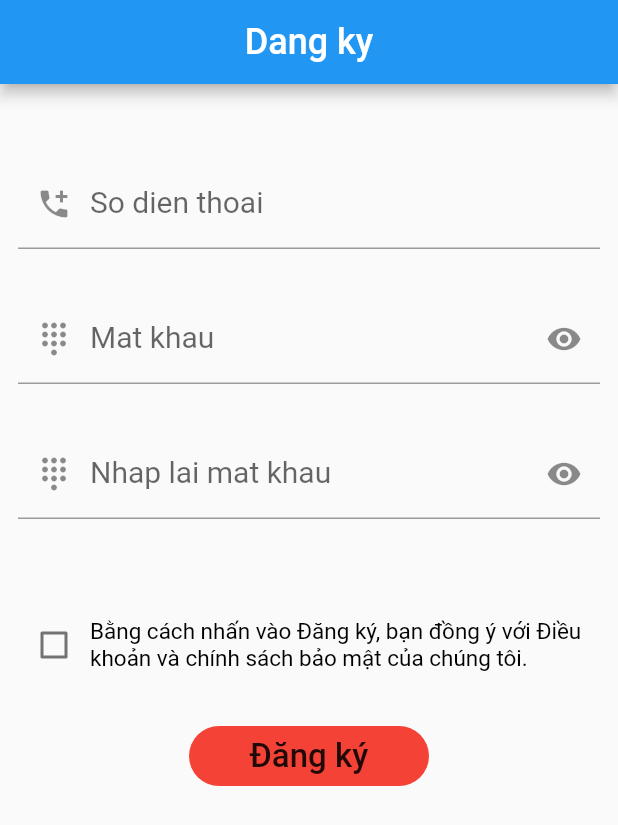
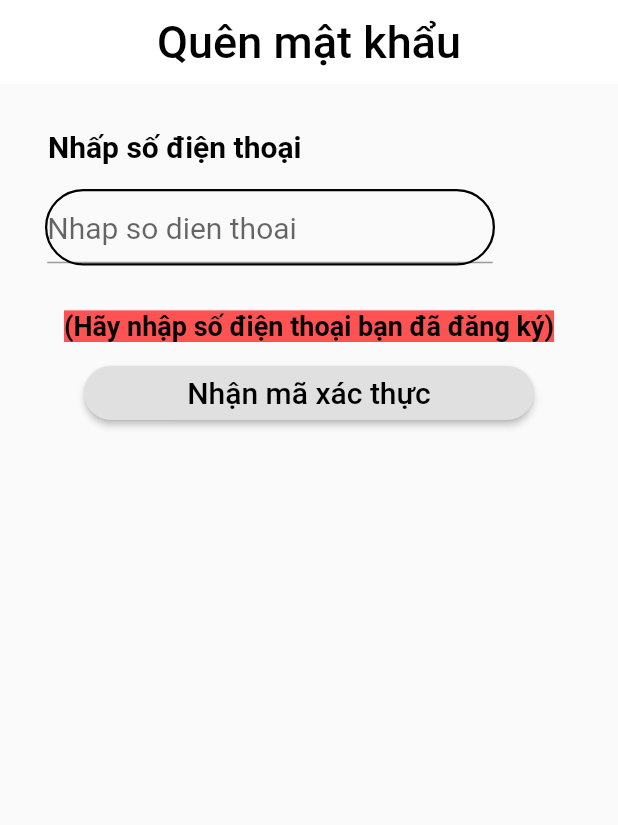
Before and after one commit to TruongTuanNghia/hosoungvien_mobile, a Flutter app: the screen it shows after launch, on a phone screen of 412 x 824 dp. Shown: the top 825 px of the screen. Run offline on Flutter 3.47's test engine with Material 2 defaults, Android fonts, the phone set to English and light mode, and no system bars.

Commit message:
no message

```diff
--- /dev/null
+++ b/ho_so_ung_vien/lib/Lay_Lai_Tai_Khoan.dart
@@ -0,0 +1,86 @@
+import 'package:flutter/cupertino.dart';
+import 'package:flutter/material.dart';
+
+class LayLaiTaiKhoan extends StatefulWidget{
+  @override
+  State<StatefulWidget> createState() {
+    // TODO: implement createState
+    return LayLaiTaiKhoanState();
+  }
+}
+
+class LayLaiTaiKhoanState extends State<LayLaiTaiKhoan>{
+  @override
+  Widget build(BuildContext context) {
+    // TODO: implement build
+    final txt_Nhap_So_Dien_hoai= new TextField(
+      decoration: InputDecoration(
+        hintStyle: TextStyle(fontSize: 20),
+        hintText: 'Nhap so dien thoai',
+      ),
+    );
+    final btnLayMatKhau= new RaisedButton(
+        onPressed: layMatKhau,
+            child: Text('Nhận mã xác thực',style: TextStyle(fontSize: 20,color: Colors.black)),
+      shape: RoundedRectangleBorder(
+          borderRadius: BorderRadius.all(Radius.circular(30))),
+    );
+    return Scaffold(
+      appBar: AppBar(
+        title: Text("Quên mật khẩu",textAlign: TextAlign.center,style: TextStyle(color: Colors.black,fontSize: 30)),
+        centerTitle: true,
+        backgroundColor: Colors.white,
+        elevation: 0.0,
+      ),
+      body: Column(
+       // mainAxisAlignment: MainAxisAlignment.center,
+        children: <Widget>[
+          Row(
+            children: <Widget>[
+              Container(
+                margin: EdgeInsets.only(left: 27,top: 30),
+                  child: Text(" Nhấp số điện thoại ",style: TextStyle(color:Colors.black,fontSize: 20,fontWeight: FontWeight.bold,))
+              ),
+            ],
+          ),
+          Row(
+            children: <Widget>[
+              Container(
+                decoration: BoxDecoration(
+                  border: Border.all(width: 1.5),
+                    borderRadius: BorderRadius.all(Radius.circular(100))
+                ),
+                margin: EdgeInsets.only(left: 30,right: 30,top: 17),
+                width: 300,
+                child: txt_Nhap_So_Dien_hoai,
+              )
+            ],
+          ),
+          Row(
+            mainAxisAlignment: MainAxisAlignment.center,
+            children: <Widget>[
+              Container(
+                margin: EdgeInsets.only(top: 30),
+                child: Text('(Hãy nhập số điện thoại bạn đã đăng ký)',
+                    style: TextStyle(color: Colors.black,fontSize: 18,fontWeight: FontWeight.bold,backgroundColor: Colors.redAccent)),
+              )
+            ],
+          ),
+          Row(
+            mainAxisAlignment: MainAxisAlignment.center,
+            children: <Widget>[
+              Container(
+                width: 300,
+                margin: EdgeInsets.only(top: 10),
+                child: btnLayMatKhau,
+              )
+            ],
+          )
+        ],
+      ),
+    );
+  }
+  void layMatKhau(){
+
+  }
+}
--- a/ho_so_ung_vien/lib/Login_Screen.dart
+++ b/ho_so_ung_vien/lib/Login_Screen.dart
@@ -71,6 +71,7 @@ class LoginAppState extends State<LoginApp> {
       obscureText: _iconshow,
       controller: _txtMat_Khau,
     );
+
     final _btn_Dang_Nhap = new RaisedButton(
         onPressed: _Dang_Nhap,
         child: Text(
@@ -192,7 +193,7 @@ class LoginAppState extends State<LoginApp> {
                 content: Text('Mat khau khong chinh xac'),
                 actions: <Widget>[
                   FlatButton(
-                      onPressed: () {
+                      onPressed:() {
                         Navigator.pop(context);
                       },
                       child: Text('OK'))
@@ -201,7 +202,6 @@ class LoginAppState extends State<LoginApp> {
             })
         );
       else{
-
         Login_Api_para();
       }
     }
@@ -209,6 +209,4 @@ class LoginAppState extends State<LoginApp> {
   void _SDang_Ky(){
     Navigator.push(context, MaterialPageRoute(builder: (context)=>Dang_Ky()));
   }
-
-
 }
--- a/ho_so_ung_vien/lib/Model_Api/DoLogin.dart
+++ b/ho_so_ung_vien/lib/Model_Api/DoLogin.dart
@@ -38,9 +38,10 @@ class Data{
   Future<DoLogin> Login_Api(
       http.Client client, Map<String, dynamic> para) async {
     final response = await client.post(Url_DoLogin,
-        headers: {
-          HttpHeaders.contentTypeHeader: 'application/json',
-        },body: para);
+        //headers: {
+       //   HttpHeaders.contentTypeHeader: 'application/json',
+       // },
+        body: para);
     if (response.statusCode == 200) {
      final responseBody = await json.decode(response.body);
      return DoLogin.fromJson(responseBody);
--- a/ho_so_ung_vien/lib/main.dart
+++ b/ho_so_ung_vien/lib/main.dart
@@ -1,6 +1,7 @@
 import 'package:flutter/material.dart';
 import 'package:ho_so_ung_vien/Dang_Ky.dart';
 import 'package:ho_so_ung_vien/Get_All_Login_Screen.dart';
+import 'package:ho_so_ung_vien/Lay_Lai_Tai_Khoan.dart';
 import 'package:ho_so_ung_vien/Login_Screen.dart';
 import 'package:ho_so_ung_vien/Tong_Quan_Ho_So.dart';
 
@@ -12,7 +13,8 @@ class MyApp extends StatelessWidget{
     // TODO: implement build
     return MaterialApp(
       title: 'myapp',
-      home: Dang_Ky(),
+      //home: LoginApp(),
+      home: LayLaiTaiKhoan(),
     );
   }
 }
```
Also changed, not shown: 1 other file.
